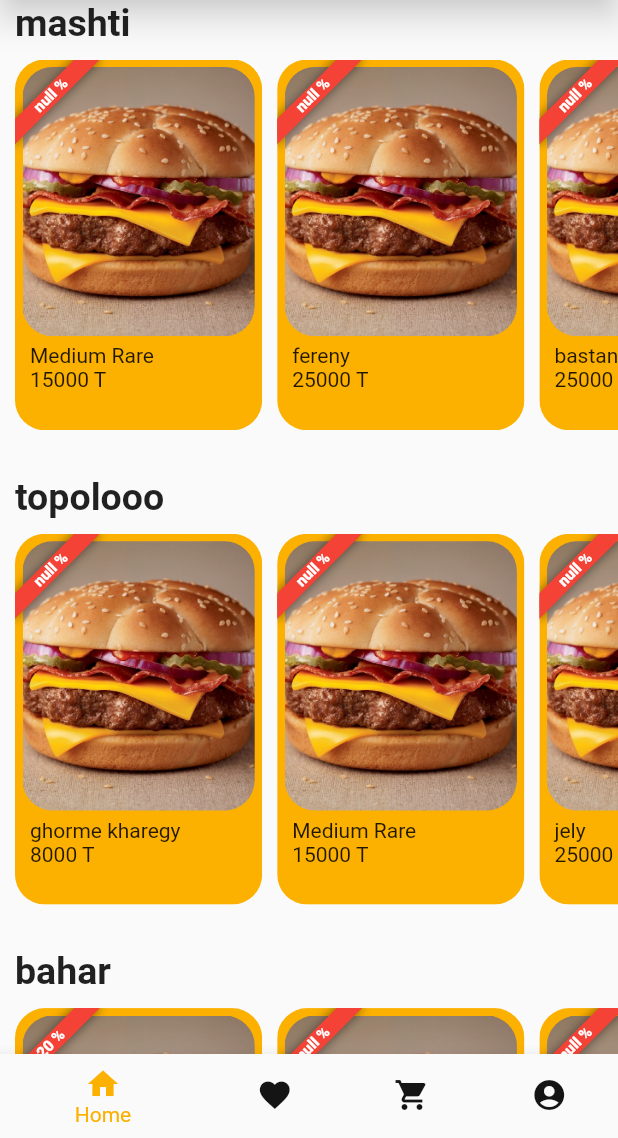
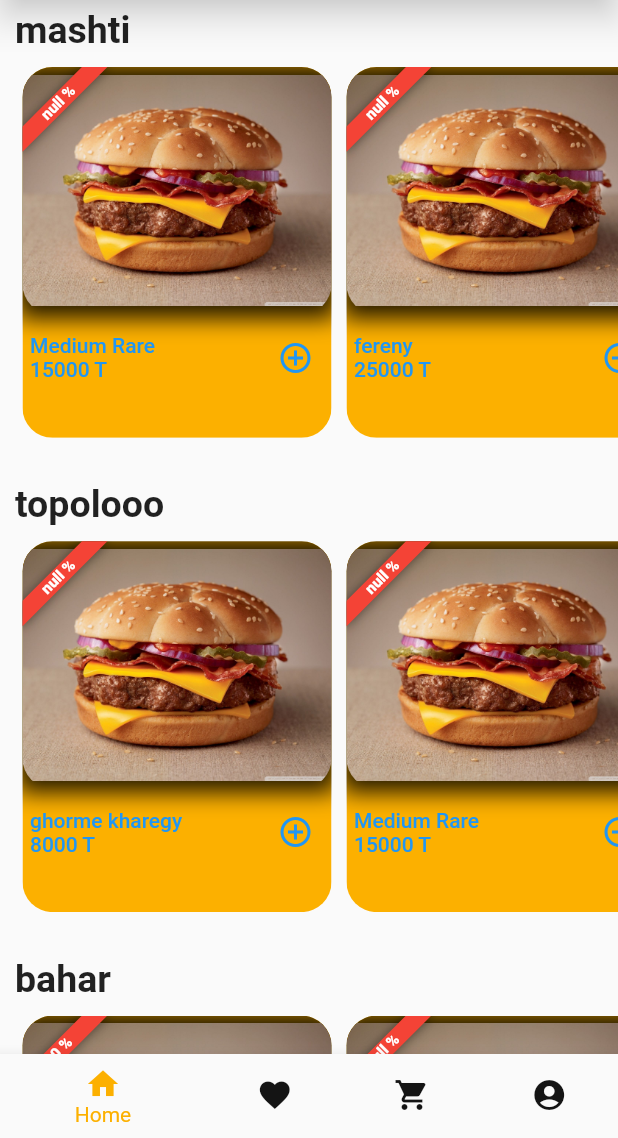
Before and after one commit to seyed-mostafa/customer_app, a Flutter app: the screen it shows after launch, on a phone screen of 412 x 824 dp, the part 98-1236 px from its top. Run offline on Flutter 3.47's test engine with Material 2 defaults, Android fonts, the light colour scheme and no system bars; our stand-ins replace google_maps_flutter.

Commit message:
ظاهرهوم پیج2

```diff
--- a/lib/Pages/FoodPage.dart
+++ b/lib/Pages/FoodPage.dart
@@ -1,4 +1,5 @@
 import 'package:customer_app/Objects/Customer.dart';
+import 'package:customer_app/data/Restaurent.dart';
 import 'package:flutter/cupertino.dart';
 import 'package:flutter/material.dart';
 import 'package:flutter/painting.dart';
@@ -9,10 +10,10 @@ import 'nav.dart';
 
 class FoodPage extends StatefulWidget {
   Customer customer;
-  Restaurant currentRestaurant;
+  Restaurant currentRestaurant = importRestaurent()[0];
   int currentFood;
 
-  FoodPage(this.currentRestaurant, this.currentFood,this.customer);
+  FoodPage(this.currentFood, this.customer);
 
   @override
   _FoodPageState createState() => _FoodPageState();
@@ -163,10 +164,8 @@ class _FoodPageState extends State<FoodPage> {
     }
 
     foodData() {
-
-
       return Container(
-        child: Column(
+        child: ListView(
         children: [
           Container(
             child: Align(
@@ -198,7 +197,6 @@ class _FoodPageState extends State<FoodPage> {
             ),
           ),
           Container(
-
             padding: EdgeInsets.symmetric(horizontal: MediaQuery.of(context).size.width/100,vertical: 15),
             child: Column(
               children: [
--- a/lib/Pages/HomePage.dart
+++ b/lib/Pages/HomePage.dart
@@ -2,6 +2,7 @@
 import 'package:customer_app/Objects/Customer.dart';
 import 'package:customer_app/Objects/Food.dart';
 import 'package:customer_app/Objects/theme.dart';
+import 'package:customer_app/Pages/FoodPage.dart';
 import 'package:customer_app/data/Restaurent.dart';
 import 'package:flutter/material.dart';
 import 'package:customer_app/Objects/Restaurant.dart';
@@ -22,8 +23,17 @@ class _HomeState extends State<Home> {
     Size _size = MediaQuery.of(context).size;
 
     Widget showFood(Food food){
-      return Container(
-        margin: EdgeInsets.only(right: 10),
+      return TextButton(
+        onPressed: (){
+          Navigator.pushReplacement(context,
+              MaterialPageRoute(builder: (context) => FoodPage(0, widget.currentCustomer)));
+        },
+        style: TextButton.styleFrom(
+          padding: EdgeInsets.zero,
+          tapTargetSize: MaterialTapTargetSize.shrinkWrap
+        ),
+        child: Container(
+          margin: EdgeInsets.only(left: 5, right: 5),
           child: ClipRRect(
             borderRadius: BorderRadius.circular(20),
             child: false ? Container():Banner(
@@ -31,21 +41,36 @@ class _HomeState extends State<Home> {
               message: food.getDiscount().toString() + " %",
               location: BannerLocation.topStart,
               child: Container(
-              width: _size.width * 0.40,
-              color: theme.yellow,
+                width: _size.width * 0.5,
+                color: theme.yellow.withOpacity(1),
                 child: Column(
                   crossAxisAlignment: CrossAxisAlignment.start,
                   children: [
                     Container(
-                    padding: EdgeInsets.all(5),
-                    height: _size.height * 0.23,
+                      decoration: BoxDecoration(
+                        boxShadow: [
+                          BoxShadow(
+                            color: Colors.black87,
+                            spreadRadius: 3,
+                            blurRadius: 12,
+                            offset: Offset(0,0)
+                          )
+                        ]
+                      ),
                       child: ClipRRect(
                         borderRadius: BorderRadius.circular(20),
-                      child: Image.asset("assets/images/1.jpg", fit: BoxFit.fitHeight,),
+                        child: Container(
+                          width: _size.width * 0.5,
+                          height: _size.height * 0.20,
+                          child: Image.asset("assets/images/1.jpg", fit: BoxFit.fitWidth,)
                         ),
                       ),
+                    ),
+                    SizedBox(height: 5,),
+                    Row(
+                      children: [
                         Container(
-                    margin: EdgeInsets.only(left: 10),
+                          margin: EdgeInsets.only(left: 5, right: 5),
                           child: Column(
                             crossAxisAlignment: CrossAxisAlignment.start,
                             children: [
@@ -57,8 +82,19 @@ class _HomeState extends State<Home> {
                               )
                             ],
                           ),
+                        ),
+                        Spacer(),
+                        IconButton(
+                          splashRadius: 10,
+                          icon: Icon(Icons.add_circle_outline),
+                          onPressed: (){
+
+                          }
                         )
                       ],
+                    )
+                  ],
+                ),
               ),
             ),
           ),
@@ -68,7 +104,7 @@ class _HomeState extends State<Home> {
 
     Widget foodListForCustomer(String title, List<Food> foods){
       return Container(
-        margin: EdgeInsets.only(bottom: 20, top: 10),
+        margin: EdgeInsets.only(bottom: 15, top: 15),
         child: Column(
           crossAxisAlignment: CrossAxisAlignment.start,
           children: [
```
Lines whose indentation alone changed are shown as unchanged.
